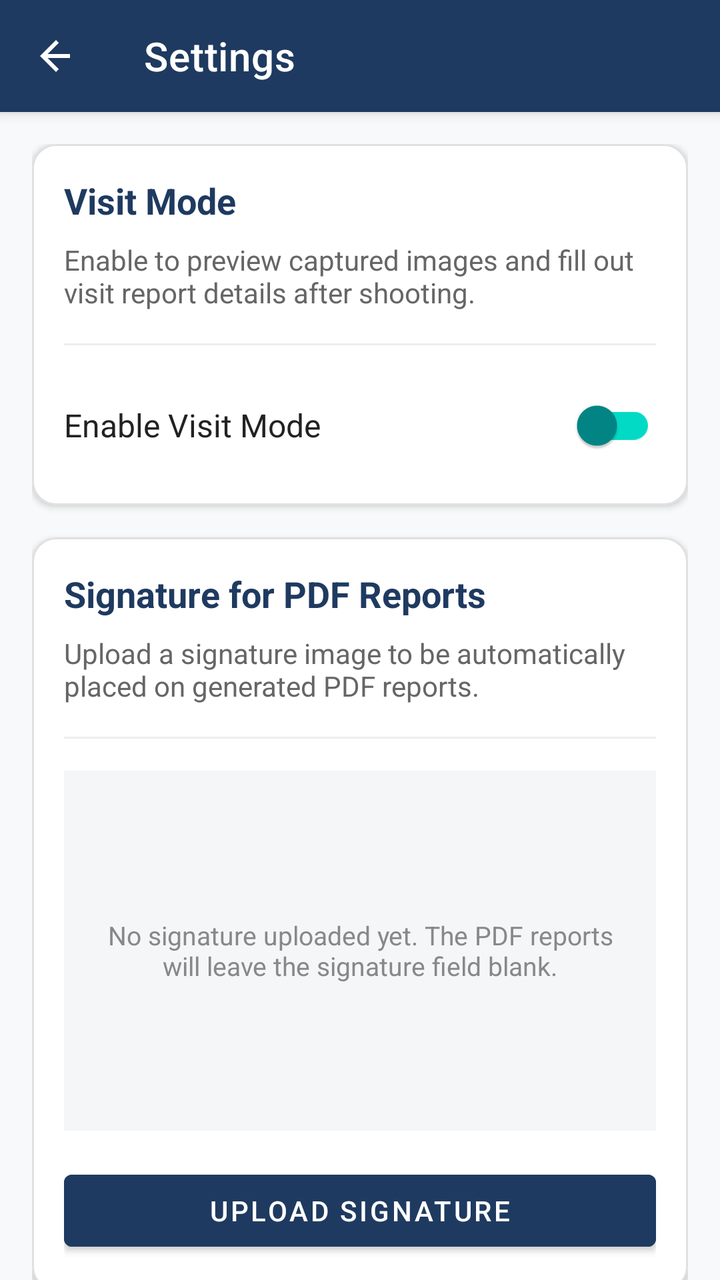
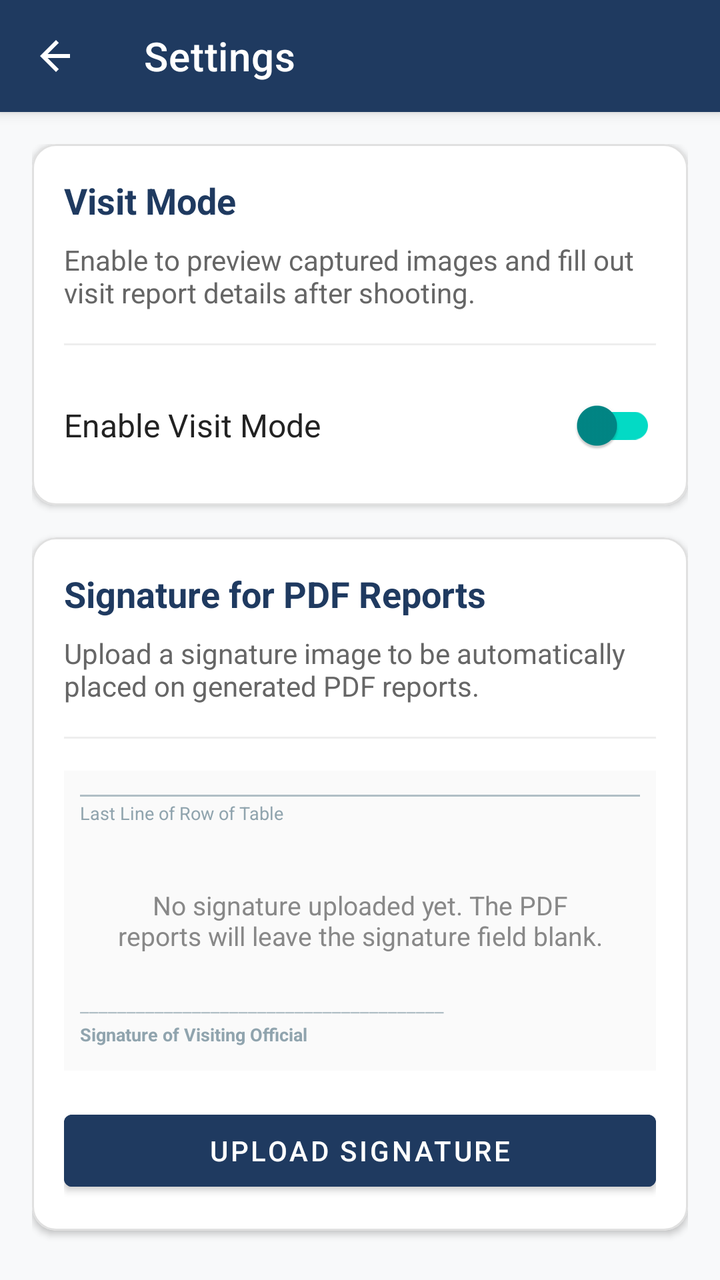

Screens rendered from an Android XML layout before and after an edit, with the pre-edit source and the edit as a unified diff.
<!-- AndroidManifest.xml: application theme Theme.MaterialComponents.Light.NoActionBar -->
<!-- res/layout/activity_settings.xml -->
<?xml version="1.0" encoding="utf-8"?>
<androidx.coordinatorlayout.widget.CoordinatorLayout xmlns:android="http://schemas.android.com/apk/res/android"
    xmlns:app="http://schemas.android.com/apk/res-auto"
    xmlns:tools="http://schemas.android.com/tools"
    android:layout_width="match_parent"
    android:layout_height="match_parent"
    android:background="#F8F9FA">

    
    <com.google.android.material.appbar.AppBarLayout
        android:layout_width="match_parent"
        android:layout_height="wrap_content"
        android:theme="@style/ThemeOverlay.MaterialComponents.Dark.ActionBar">

        <com.google.android.material.appbar.MaterialToolbar
            android:id="@+id/settingsToolbar"
            android:layout_width="match_parent"
            android:layout_height="?attr/actionBarSize"
            android:background="#1F3A60"
            app:title="@string/settings"
            app:titleTextColor="@color/white"
            app:navigationIcon="@drawable/ic_back_white" />

    </com.google.android.material.appbar.AppBarLayout>

    
    <androidx.core.widget.NestedScrollView
        android:layout_width="match_parent"
        android:layout_height="match_parent"
        app:layout_behavior="@string/appbar_scrolling_view_behavior">

        <LinearLayout
            android:layout_width="match_parent"
            android:layout_height="wrap_content"
            android:orientation="vertical"
            android:padding="16dp">

            
            <com.google.android.material.card.MaterialCardView
                android:layout_width="match_parent"
                android:layout_height="wrap_content"
                android:layout_marginBottom="16dp"
                app:cardCornerRadius="12dp"
                app:cardElevation="2dp"
                app:cardBackgroundColor="@color/white"
                app:strokeColor="#E0E0E0"
                app:strokeWidth="1dp">

                <LinearLayout
                    android:layout_width="match_parent"
                    android:layout_height="wrap_content"
                    android:orientation="vertical"
                    android:padding="16dp">

                    <TextView
                        android:layout_width="match_parent"
                        android:layout_height="wrap_content"
                        android:text="@string/visit_mode"
                        android:textColor="#1F3A60"
                        android:textSize="18sp"
                        android:textStyle="bold"
                        android:layout_marginBottom="8dp" />

                    <TextView
                        android:layout_width="match_parent"
                        android:layout_height="wrap_content"
                        android:text="@string/visit_mode_description"
                        android:textColor="#666666"
                        android:textSize="14sp"
                        android:layout_marginBottom="16dp" />

                    <View
                        android:layout_width="match_parent"
                        android:layout_height="1dp"
                        android:background="#EEEEEE"
                        android:layout_marginBottom="16dp" />

                    <com.google.android.material.switchmaterial.SwitchMaterial
                        android:id="@+id/visitModeSwitch"
                        android:layout_width="match_parent"
                        android:layout_height="wrap_content"
                        android:text="Enable Visit Mode"
                        android:textColor="#222222"
                        android:textSize="16sp"
                        app:thumbTint="@color/teal_700"
                        app:trackTint="@color/teal_200" />

                </LinearLayout>

            </com.google.android.material.card.MaterialCardView>

            
            <com.google.android.material.card.MaterialCardView
                android:layout_width="match_parent"
                android:layout_height="wrap_content"
                android:layout_marginBottom="24dp"
                app:cardCornerRadius="12dp"
                app:cardElevation="2dp"
                app:cardBackgroundColor="@color/white"
                app:strokeColor="#E0E0E0"
                app:strokeWidth="1dp">

                <LinearLayout
                    android:layout_width="match_parent"
                    android:layout_height="wrap_content"
                    android:orientation="vertical"
                    android:padding="16dp">

                    <TextView
                        android:layout_width="match_parent"
                        android:layout_height="wrap_content"
                        android:text="@string/signature_section_title"
                        android:textColor="#1F3A60"
                        android:textSize="18sp"
                        android:textStyle="bold"
                        android:layout_marginBottom="8dp" />

                    <TextView
                        android:layout_width="match_parent"
                        android:layout_height="wrap_content"
                        android:text="@string/signature_description"
                        android:textColor="#666666"
                        android:textSize="14sp"
                        android:layout_marginBottom="16dp" />

                    <View
                        android:layout_width="match_parent"
                        android:layout_height="1dp"
                        android:background="#EEEEEE"
                        android:layout_marginBottom="16dp" />

                    
                    <FrameLayout
                        android:layout_width="match_parent"
                        android:layout_height="180dp"
                        android:background="#F5F6F7"
                        android:layout_marginBottom="16dp">

                        
                        <com.google.android.material.card.MaterialCardView
                            android:id="@+id/signaturePreviewBorderCard"
                            android:layout_width="120dp"
                            android:layout_height="40dp"
                            android:layout_gravity="center"
                            app:cardCornerRadius="2dp"
                            app:cardElevation="0dp"
                            app:strokeColor="#B0BEC5"
                            app:strokeWidth="1dp"
                            app:cardBackgroundColor="#FFFFFF"
                            android:visibility="gone"
                            tools:visibility="visible">

                            <ImageView
                                android:id="@+id/signaturePreviewImage"
                                android:layout_width="match_parent"
                                android:layout_height="match_parent"
                                android:padding="4dp"
                                android:scaleType="fitXY" />

                        </com.google.android.material.card.MaterialCardView>

                        <TextView
                            android:id="@+id/noSignatureText"
                            android:layout_width="match_parent"
                            android:layout_height="match_parent"
                            android:gravity="center"
                            android:padding="16dp"
                            android:text="@string/no_signature_hint"
                            android:textColor="#888888"
                            android:textSize="13sp" />

                    </FrameLayout>

                    
                    <LinearLayout
                        android:layout_width="match_parent"
                        android:layout_height="wrap_content"
                        android:orientation="horizontal">

                        <com.google.android.material.button.MaterialButton
                            android:id="@+id/btnUploadSignature"
                            android:layout_width="0dp"
                            android:layout_height="wrap_content"
                            android:layout_weight="1.2"
                            android:text="@string/upload_signature"
                            android:backgroundTint="#1F3A60"
                            android:textColor="@color/white" />

                        <Space
                            android:id="@+id/btnEditSpace"
                            android:layout_width="8dp"
                            android:layout_height="wrap_content"
                            android:visibility="gone"
                            tools:visibility="visible" />

                        <com.google.android.material.button.MaterialButton
                            android:id="@+id/btnEditSignature"
                            style="@style/Widget.MaterialComponents.Button.OutlinedButton"
                            android:layout_width="0dp"
                            android:layout_height="wrap_content"
                            android:layout_weight="1"
                            android:text="Edit"
                            android:textColor="#1F3A60"
                            app:strokeColor="#1F3A60"
                            android:visibility="gone"
                            tools:visibility="visible" />

                        <Space
                            android:id="@+id/btnClearSpace"
                            android:layout_width="8dp"
                            android:layout_height="wrap_content"
                            android:visibility="gone"
                            tools:visibility="visible" />

                        <com.google.android.material.button.MaterialButton
                            android:id="@+id/btnClearSignature"
                            style="@style/Widget.MaterialComponents.Button.OutlinedButton"
                            android:layout_width="0dp"
                            android:layout_height="wrap_content"
                            android:layout_weight="1"
                            android:text="@string/clear_signature"
                            android:textColor="#D32F2F"
                            app:strokeColor="#D32F2F"
                            android:visibility="gone"
                            tools:visibility="visible" />

                    </LinearLayout>

                    
                    <LinearLayout
                        android:id="@+id/signatureSizeContainer"
                        android:layout_width="match_parent"
                        android:layout_height="wrap_content"
                        android:orientation="vertical"
                        android:layout_marginTop="16dp"
                        android:visibility="gone"
                        tools:visibility="visible">

                        <View
                            android:layout_width="match_parent"
                            android:layout_height="1dp"
                            android:background="#EEEEEE"
                            android:layout_marginBottom="12dp" />

                        <TextView
                            android:layout_width="match_parent"
                            android:layout_height="wrap_content"
                            android:text="PDF Signature Sizing (Dynamic)"
                            android:textStyle="bold"
                            android:textColor="#1F3A60"
                            android:textSize="13sp"
                            android:layout_marginBottom="8dp" />

                        
                        <TextView
                            android:id="@+id/sigWidthLabel"
                            android:layout_width="match_parent"
                            android:layout_height="wrap_content"
                            android:text="Display Width: 120pt"
                            android:textSize="12sp"
                            android:textColor="#555555"
                            android:layout_marginBottom="4dp" />

                        <SeekBar
                            android:id="@+id/sigWidthSeekBar"
                            android:layout_width="match_parent"
                            android:layout_height="wrap_content"
                            android:max="300"
                            android:progress="120"
                            android:paddingStart="12dp"
                            android:paddingEnd="12dp"
                            android:layout_marginBottom="12dp" />

                        
                        <TextView
                            android:id="@+id/sigHeightLabel"
                            android:layout_width="match_parent"
                            android:layout_height="wrap_content"
                            android:text="Display Height: 40pt"
                            android:textSize="12sp"
                            android:textColor="#555555"
                            android:layout_marginBottom="4dp" />

                        <SeekBar
                            android:id="@+id/sigHeightSeekBar"
                            android:layout_width="match_parent"
                            android:layout_height="wrap_content"
                            android:max="150"
                            android:progress="40"
                            android:paddingStart="12dp"
                            android:paddingEnd="12dp" />

                    </LinearLayout>

                </LinearLayout>

            </com.google.android.material.card.MaterialCardView>

        </LinearLayout>

    </androidx.core.widget.NestedScrollView>

</androidx.coordinatorlayout.widget.CoordinatorLayout>
<!-- resources referenced by this layout -->
<resources>
  <color name="teal_200">#FF03DAC5</color>
  <color name="teal_700">#FF018786</color>
  <color name="white">#FFFFFFFF</color>
  <!-- drawable ic_back_white (drawable) -->
  <vector xmlns:android="http://schemas.android.com/apk/res/android"
      android:width="24dp"
      android:height="24dp"
      android:viewportWidth="24"
      android:viewportHeight="24"
      android:tint="@android:color/white">
      <path
          android:fillColor="@android:color/white"
          android:pathData="M19,11H7.83l5.59,-5.59L12,4l-8,8 8,8 1.41,-1.41L7.83,13H19v-2z"/>
  </vector>
  <string name="clear_signature">Clear Signature</string>
  <string name="no_signature_hint">No signature uploaded yet. The PDF reports will leave the signature field blank.</string>
  <string name="settings">Settings</string>
  <string name="signature_description">Upload a signature image to be automatically placed on generated PDF reports.</string>
  <string name="signature_section_title">Signature for PDF Reports</string>
  <string name="upload_signature">Upload Signature</string>
  <string name="visit_mode">Visit Mode</string>
  <string name="visit_mode_description">Enable to preview captured images and fill out visit report details after shooting.</string>
</resources>

<!-- the commit's change to res/layout/activity_settings.xml (unified diff, before → after) -->
@@ -132,9 +132,60 @@
                     
                     <FrameLayout
                         android:layout_width="match_parent"
-                        android:layout_height="180dp"
-                        android:background="#F5F6F7"
+                        android:layout_height="150dp"
+                        android:background="#FAFAFA"
+                        android:padding="8dp"
+                        android:clipChildren="false"
+                        android:clipToPadding="false"
                         android:layout_marginBottom="16dp">
+
+                        
+                        <LinearLayout
+                            android:layout_width="match_parent"
+                            android:layout_height="wrap_content"
+                            android:orientation="vertical"
+                            android:layout_gravity="top"
+                            android:layout_marginTop="4dp">
+                            
+                            <View
+                                android:layout_width="match_parent"
+                                android:layout_height="1dp"
+                                android:background="#B0BEC5" />
+                                
+                            <TextView
+                                android:layout_width="wrap_content"
+                                android:layout_height="wrap_content"
+                                android:text="Last Line of Row of Table"
+                                android:textColor="#90A4AE"
+                                android:textSize="9sp"
+                                android:layout_marginTop="2dp" />
+                        </LinearLayout>
+
+                        
+                        <LinearLayout
+                            android:layout_width="match_parent"
+                            android:layout_height="wrap_content"
+                            android:orientation="vertical"
+                            android:layout_gravity="bottom"
+                            android:gravity="start"
+                            android:layout_marginBottom="4dp">
+
+                            <TextView
+                                android:layout_width="wrap_content"
+                                android:layout_height="wrap_content"
+                                android:text="_______________________________________"
+                                android:textColor="#B0BEC5"
+                                android:textSize="10sp" />
+
+                            <TextView
+                                android:layout_width="wrap_content"
+                                android:layout_height="wrap_content"
+                                android:text="Signature of Visiting Official"
+                                android:textColor="#90A4AE"
+                                android:textStyle="bold"
+                                android:textSize="9sp"
+                                android:layout_marginTop="2dp" />
+                        </LinearLayout>
 
                         
                         <com.google.android.material.card.MaterialCardView
@@ -144,9 +195,9 @@
                             android:layout_gravity="center"
                             app:cardCornerRadius="2dp"
                             app:cardElevation="0dp"
-                            app:strokeColor="#B0BEC5"
+                            app:strokeColor="#1F3A60"
                             app:strokeWidth="1dp"
-                            app:cardBackgroundColor="#FFFFFF"
+                            app:cardBackgroundColor="#22FFFFFF"
                             android:visibility="gone"
                             tools:visibility="visible">
 
@@ -154,7 +205,7 @@
                                 android:id="@+id/signaturePreviewImage"
                                 android:layout_width="match_parent"
                                 android:layout_height="match_parent"
-                                android:padding="4dp"
+                                android:padding="2dp"
                                 android:scaleType="fitXY" />
 
                         </com.google.android.material.card.MaterialCardView>
@@ -288,6 +339,66 @@
                             android:max="150"
                             android:progress="40"
                             android:paddingStart="12dp"
+                            android:paddingEnd="12dp"
+                            android:layout_marginBottom="12dp" />
+
+                        
+                        <TextView
+                            android:id="@+id/sigOffsetXLabel"
+                            android:layout_width="match_parent"
+                            android:layout_height="wrap_content"
+                            android:text="Horizontal Shift: 0pt"
+                            android:textSize="12sp"
+                            android:textColor="#555555"
+                            android:layout_marginBottom="4dp" />
+
+                        <SeekBar
+                            android:id="@+id/sigOffsetXSeekBar"
+                            android:layout_width="match_parent"
+                            android:layout_height="wrap_content"
+                            android:max="200"
+                            android:progress="100"
+                            android:paddingStart="12dp"
+                            android:paddingEnd="12dp"
+                            android:layout_marginBottom="12dp" />
+
+                        
+                        <TextView
+                            android:id="@+id/sigOffsetYLabel"
+                            android:layout_width="match_parent"
+                            android:layout_height="wrap_content"
+                            android:text="Vertical Shift: 0pt"
+                            android:textSize="12sp"
+                            android:textColor="#555555"
+                            android:layout_marginBottom="4dp" />
+
+                        <SeekBar
+                            android:id="@+id/sigOffsetYSeekBar"
+                            android:layout_width="match_parent"
+                            android:layout_height="wrap_content"
+                            android:max="120"
+                            android:progress="60"
+                            android:paddingStart="12dp"
+                            android:paddingEnd="12dp"
+                            android:layout_marginBottom="12dp" />
+
+                        
+                        <TextView
+                            android:id="@+id/sigRotationLabel"
+                            android:layout_width="match_parent"
+                            android:layout_height="wrap_content"
+                            android:text="Curve/Slant Rotation: 0°"
+                            android:textSize="12sp"
+                            android:textColor="#555555"
+                            android:layout_marginBottom="4dp" />
+
+                        <SeekBar
+                            android:id="@+id/sigRotationSeekBar"
+                            android:layout_width="match_parent"
+                            android:layout_height="wrap_content"
+                            android:max="90"
+                            android:progress="45"
+                            android:paddingStart="12dp"
                             android:paddingEnd="12dp" />
 
                     </LinearLayout>
